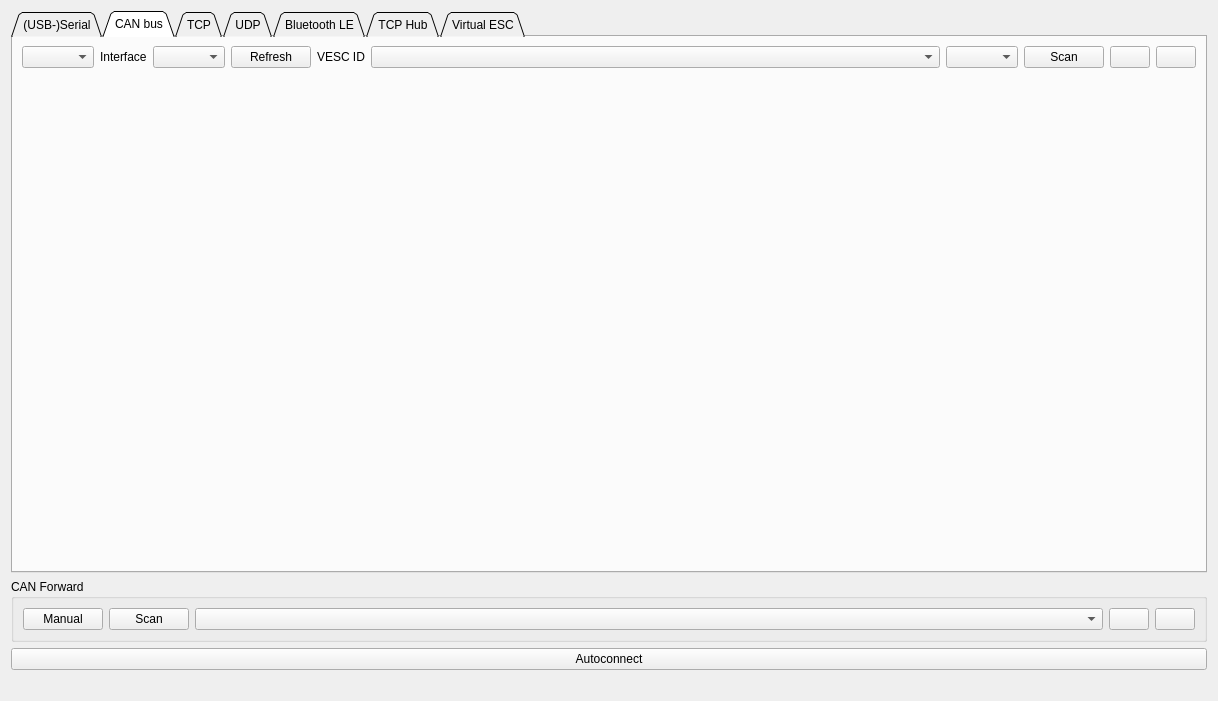
Before: the Qt Designer form pages/pageconnection.ui in iotbala/vesc_tool, drawn with Qt 5.
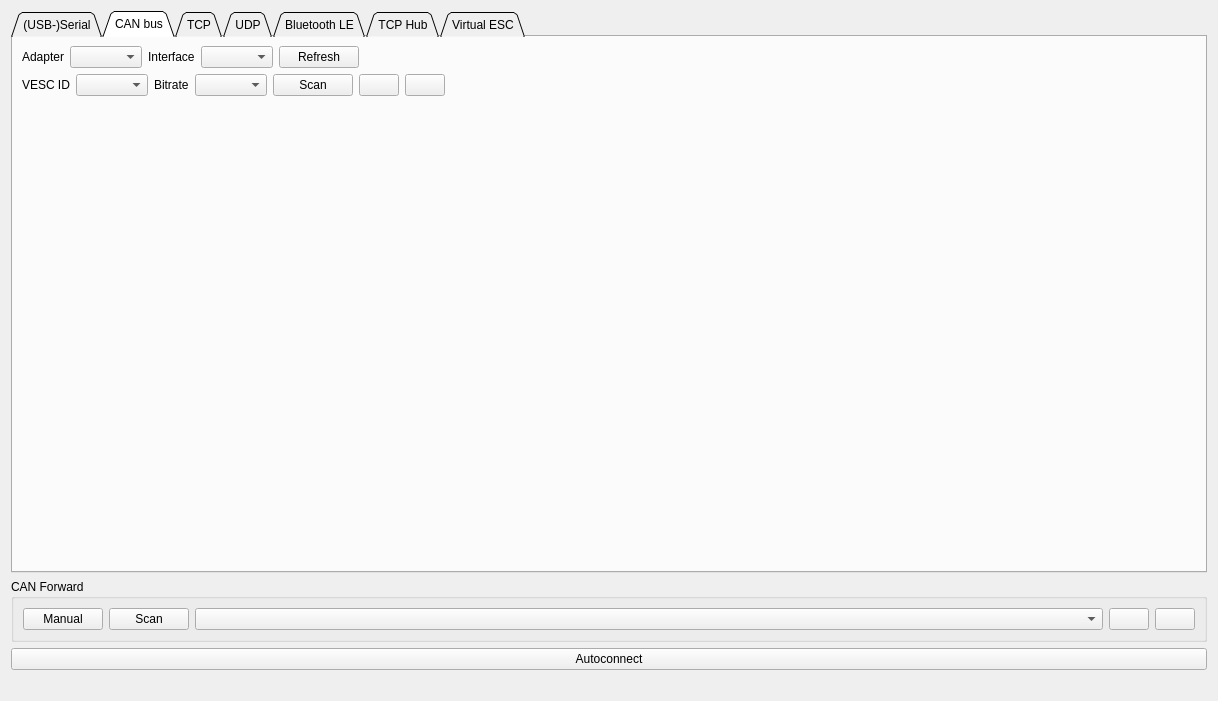
After: the same form once the commit is applied. The open tabs and pages were chosen to show the change. Icons and pictures are not drawn.

The edit to the form file:
```diff
--- a/pages/pageconnection.ui
+++ b/pages/pageconnection.ui
@@ -155,6 +155,13 @@
       <layout class="QVBoxLayout" name="verticalLayout_7">
        <item>
         <layout class="QHBoxLayout" name="horizontalLayout_7">
+         <item>
+          <widget class="QLabel" name="CANbusBackendLabel">
+           <property name="text">
+            <string>Adapter</string>
+           </property>
+          </widget>
+         </item>
          <item>
           <widget class="QComboBox" name="CANbusBackendBox">
            <property name="toolTip">
@@ -193,6 +200,20 @@
           </widget>
          </item>
          <item>
+          <spacer name="CANbusAdapterSpacer">
+           <property name="orientation">
+            <enum>Qt::Horizontal</enum>
+           </property>
+           <property name="sizeHint" stdset="0">
+            <size><width>40</width><height>20</height></size>
+           </property>
+          </spacer>
+         </item>
+        </layout>
+       </item>
+       <item>
+        <layout class="QHBoxLayout" name="CANbusControllerLayout">
+         <item>
           <widget class="QLabel" name="label_5">
            <property name="text">
             <string>VESC ID</string>
@@ -202,16 +223,29 @@
          <item>
           <widget class="QComboBox" name="CANbusTargetIdBox">
            <property name="sizePolicy">
-            <sizepolicy hsizetype="MinimumExpanding" vsizetype="Fixed">
+            <sizepolicy hsizetype="Preferred" vsizetype="Fixed">
              <horstretch>0</horstretch>
              <verstretch>0</verstretch>
             </sizepolicy>
            </property>
+           <property name="maximumSize">
+            <size><width>120</width><height>16777215</height></size>
+           </property>
+           <property name="minimumContentsLength">
+            <number>3</number>
+           </property>
            <property name="toolTip">
             <string>Select a discovered node or enter a CAN ID (0-253)</string>
            </property>
           </widget>
          </item>
+         <item>
+          <widget class="QLabel" name="CANbusBitrateLabel">
+           <property name="text">
+            <string>Bitrate</string>
+           </property>
+          </widget>
+         </item>
          <item>
           <widget class="QComboBox" name="CANbusBitrateBox">
            <property name="toolTip">
@@ -282,6 +316,16 @@
            </property>
           </widget>
          </item>
+         <item>
+          <spacer name="CANbusControllerSpacer">
+           <property name="orientation">
+            <enum>Qt::Horizontal</enum>
+           </property>
+           <property name="sizeHint" stdset="0">
+            <size><width>40</width><height>20</height></size>
+           </property>
+          </spacer>
+         </item>
         </layout>
        </item>
        <item>
```
